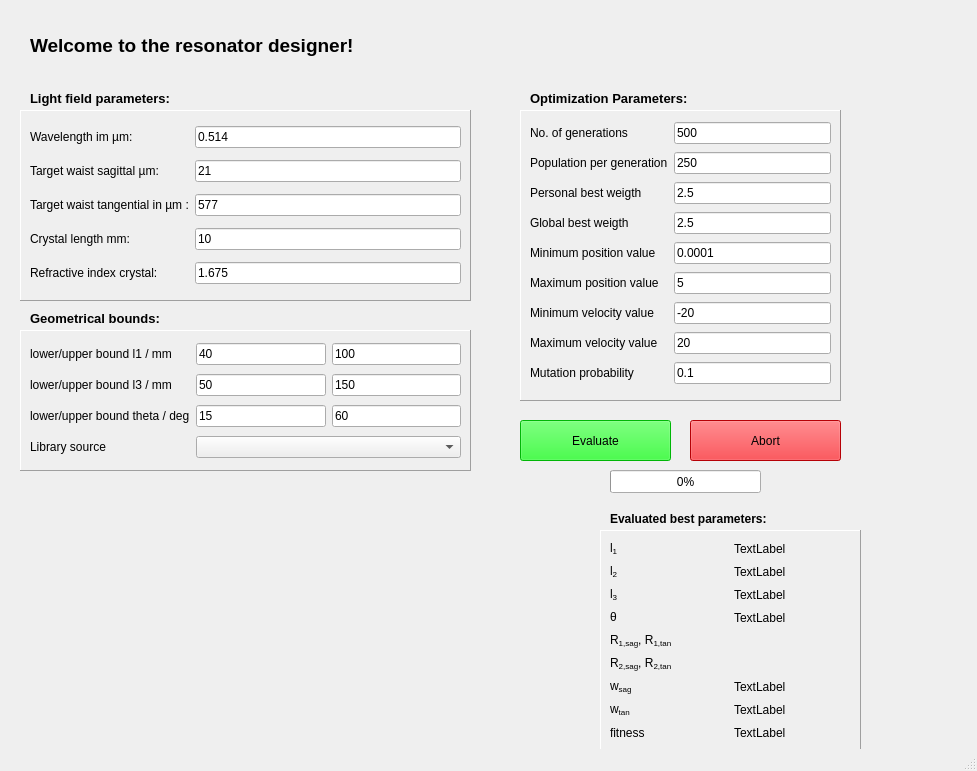
Before: the Qt Designer form assets/resonator_window.ui in NiceLaserGuy/GRay-CAD-2, drawn with Qt 5.
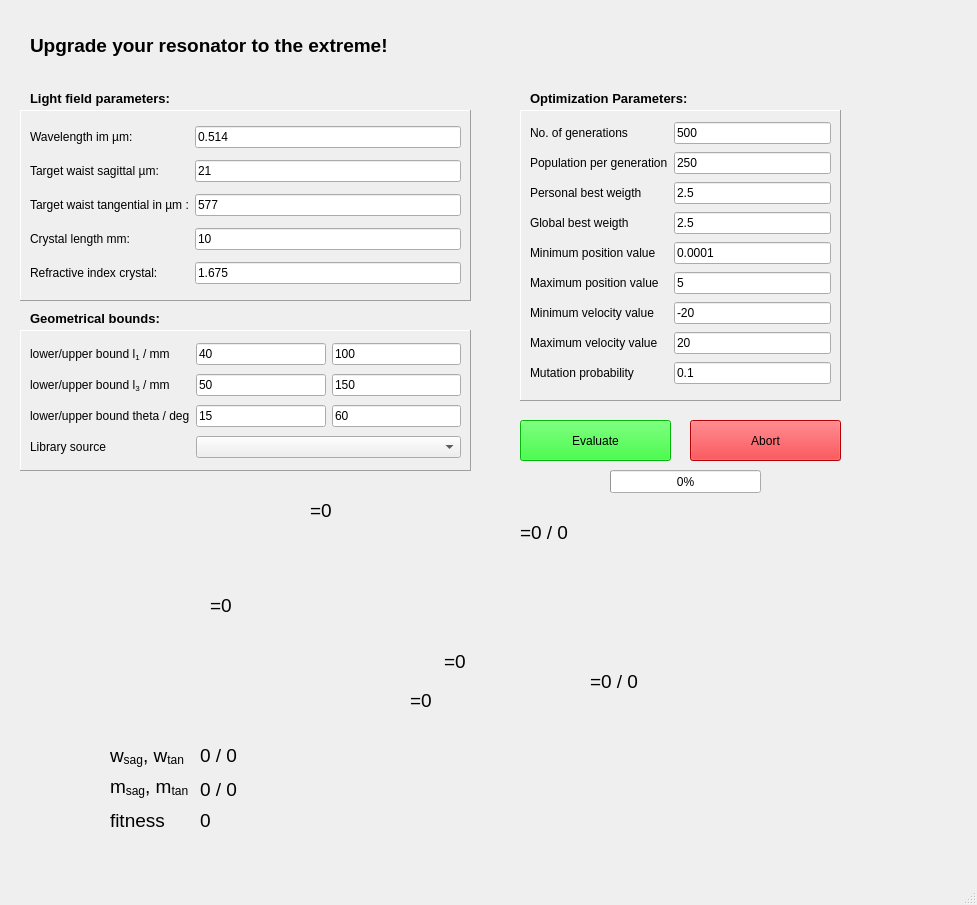
After: the same form once the commit is applied. Icons and pictures are not drawn.

Commit message: fixed the libraries, mirrors are working now, lenses are not (next commit)

Patch:
```diff
--- a/assets/resonator_window.ui
+++ b/assets/resonator_window.ui
@@ -7,7 +7,7 @@
     <x>0</x>
     <y>0</y>
     <width>977</width>
-    <height>771</height>
+    <height>905</height>
    </rect>
   </property>
   <property name="windowTitle">
@@ -28,7 +28,7 @@
      <rect>
       <x>30</x>
       <y>30</y>
-      <width>411</width>
+      <width>461</width>
       <height>31</height>
      </rect>
     </property>
@@ -44,7 +44,7 @@
      <string notr="true"/>
     </property>
     <property name="text">
-     <string>Welcome to the resonator designer!</string>
+     <string>Upgrade your resonator to the extreme!</string>
     </property>
     <property name="alignment">
      <set>Qt::AlignLeading|Qt::AlignLeft|Qt::AlignVCenter</set>
@@ -374,7 +374,7 @@
         <string notr="true"/>
        </property>
        <property name="text">
-        <string>lower/upper bound l1 / mm</string>
+        <string>lower/upper bound l&lt;sub&gt;1&lt;/sub&gt; / mm</string>
        </property>
       </widget>
      </item>
@@ -419,7 +419,7 @@
      <item row="2" column="0">
       <widget class="QLabel" name="label_16">
        <property name="text">
-        <string>lower/upper bound l3 / mm</string>
+        <string>lower/upper bound l&lt;sub&gt;3&lt;/sub&gt;  / mm</string>
        </property>
       </widget>
      </item>
@@ -549,153 +549,220 @@
      <bool>true</bool>
     </property>
    </widget>
-   <widget class="QFrame" name="gridFrame">
+   <widget class="QLabel" name="label_length1">
     <property name="geometry">
      <rect>
-      <x>600</x>
-      <y>530</y>
-      <width>261</width>
-      <height>221</height>
+      <x>410</x>
+      <y>680</y>
+      <width>71</width>
+      <height>41</height>
      </rect>
     </property>
-    <property name="frameShape">
-     <enum>QFrame::Panel</enum>
+    <property name="font">
+     <font>
+      <pointsize>14</pointsize>
+     </font>
     </property>
-    <property name="frameShadow">
-     <enum>QFrame::Raised</enum>
+    <property name="text">
+     <string>=0</string>
     </property>
-    <layout class="QGridLayout" name="gridLayout_2">
-     <item row="1" column="0">
-      <widget class="QLabel" name="label_27">
-       <property name="text">
-        <string>l&lt;sub&gt;2&lt;/sub&gt;</string>
-       </property>
-      </widget>
-     </item>
-     <item row="0" column="1">
-      <widget class="QLabel" name="label_30">
-       <property name="text">
-        <string>TextLabel</string>
-       </property>
-      </widget>
-     </item>
-     <item row="9" column="0">
-      <widget class="QLabel" name="label_33">
-       <property name="text">
-        <string>fitness</string>
-       </property>
-      </widget>
-     </item>
-     <item row="2" column="1">
-      <widget class="QLabel" name="label_35">
-       <property name="text">
-        <string>TextLabel</string>
-       </property>
-      </widget>
-     </item>
-     <item row="3" column="1">
-      <widget class="QLabel" name="label_37">
-       <property name="text">
-        <string>TextLabel</string>
-       </property>
-      </widget>
-     </item>
-     <item row="7" column="0">
-      <widget class="QLabel" name="label_31">
-       <property name="text">
-        <string>w&lt;sub&gt;sag&lt;/sub&gt;</string>
-       </property>
-      </widget>
-     </item>
-     <item row="8" column="1">
-      <widget class="QLabel" name="label_39">
-       <property name="text">
-        <string>TextLabel</string>
-       </property>
-      </widget>
-     </item>
-     <item row="1" column="1">
-      <widget class="QLabel" name="label_34">
-       <property name="text">
-        <string>TextLabel</string>
-       </property>
-      </widget>
-     </item>
-     <item row="5" column="0">
-      <widget class="QLabel" name="label_41">
-       <property name="text">
-        <string>R&lt;sub&gt;1,sag&lt;/sub&gt;, R&lt;sub&gt;1,tan&lt;/sub&gt;</string>
-       </property>
-      </widget>
-     </item>
-     <item row="3" column="0">
-      <widget class="QLabel" name="label_28">
-       <property name="text">
-        <string>&lt;html&gt;&amp;#952;&lt;/html&gt;</string>
-       </property>
-      </widget>
-     </item>
-     <item row="7" column="1">
-      <widget class="QLabel" name="label_38">
-       <property name="text">
-        <string>TextLabel</string>
-       </property>
-      </widget>
-     </item>
-     <item row="9" column="1">
-      <widget class="QLabel" name="label_40">
-       <property name="text">
-        <string>TextLabel</string>
-       </property>
-      </widget>
-     </item>
-     <item row="8" column="0">
-      <widget class="QLabel" name="label_32">
-       <property name="text">
-        <string>w&lt;sub&gt;tan&lt;/sub&gt;</string>
-       </property>
-      </widget>
-     </item>
-     <item row="0" column="0">
-      <widget class="QLabel" name="label_25">
-       <property name="text">
-        <string>l&lt;sub&gt;1&lt;/sub&gt;</string>
-       </property>
-      </widget>
-     </item>
-     <item row="2" column="0">
-      <widget class="QLabel" name="label_26">
-       <property name="text">
-        <string>l&lt;sub&gt;3&lt;/sub&gt;</string>
-       </property>
-      </widget>
-     </item>
-     <item row="6" column="0">
-      <widget class="QLabel" name="label_42">
-       <property name="text">
-        <string>R&lt;sub&gt;2,sag&lt;/sub&gt;, R&lt;sub&gt;2,tan&lt;/sub&gt;</string>
-       </property>
-      </widget>
-     </item>
-    </layout>
    </widget>
    <widget class="QLabel" name="label_6">
     <property name="geometry">
      <rect>
-      <x>610</x>
-      <y>510</y>
-      <width>201</width>
-      <height>17</height>
+      <x>210</x>
+      <y>590</y>
+      <width>165</width>
+      <height>31</height>
      </rect>
     </property>
     <property name="font">
      <font>
-      <weight>75</weight>
-      <bold>true</bold>
+      <pointsize>14</pointsize>
      </font>
     </property>
     <property name="text">
-     <string>Evaluated best parameters:</string>
+     <string>=0</string>
+    </property>
+   </widget>
+   <widget class="QLabel" name="label_theta">
+    <property name="geometry">
+     <rect>
+      <x>444</x>
+      <y>650</y>
+      <width>171</width>
+      <height>23</height>
+     </rect>
+    </property>
+    <property name="font">
+     <font>
+      <pointsize>14</pointsize>
+     </font>
+    </property>
+    <property name="text">
+     <string>=0</string>
+    </property>
+   </widget>
+   <widget class="QLabel" name="label_length3">
+    <property name="geometry">
+     <rect>
+      <x>310</x>
+      <y>500</y>
+      <width>165</width>
+      <height>21</height>
+     </rect>
+    </property>
+    <property name="font">
+     <font>
+      <pointsize>14</pointsize>
+     </font>
+    </property>
+    <property name="text">
+     <string>=0</string>
+    </property>
+   </widget>
+   <widget class="QLabel" name="label_mirror1">
+    <property name="geometry">
+     <rect>
+      <x>520</x>
+      <y>520</y>
+      <width>211</width>
+      <height>24</height>
+     </rect>
+    </property>
+    <property name="font">
+     <font>
+      <pointsize>14</pointsize>
+     </font>
+    </property>
+    <property name="text">
+     <string>=0 / 0</string>
+    </property>
+   </widget>
+   <widget class="QLabel" name="label_mirror2">
+    <property name="geometry">
+     <rect>
+      <x>590</x>
+      <y>670</y>
+      <width>191</width>
+      <height>23</height>
+     </rect>
+    </property>
+    <property name="font">
+     <font>
+      <pointsize>14</pointsize>
+     </font>
+    </property>
+    <property name="text">
+     <string>=0 / 0</string>
+    </property>
+   </widget>
+   <widget class="QLabel" name="label_31">
+    <property name="geometry">
+     <rect>
+      <x>110</x>
+      <y>740</y>
+      <width>81</width>
+      <height>31</height>
+     </rect>
+    </property>
+    <property name="font">
+     <font>
+      <pointsize>14</pointsize>
+     </font>
+    </property>
+    <property name="text">
+     <string>&lt;html&gt;&lt;head/&gt;&lt;body&gt;&lt;p&gt;w&lt;span style=&quot; vertical-align:sub;&quot;&gt;sag&lt;/span&gt;, w&lt;span style=&quot; vertical-align:sub;&quot;&gt;tan&lt;/span&gt;&lt;/p&gt;&lt;/body&gt;&lt;/html&gt;</string>
+    </property>
+   </widget>
+   <widget class="QLabel" name="label_waist">
+    <property name="geometry">
+     <rect>
+      <x>200</x>
+      <y>745</y>
+      <width>221</width>
+      <height>20</height>
+     </rect>
+    </property>
+    <property name="font">
+     <font>
+      <pointsize>14</pointsize>
+     </font>
+    </property>
+    <property name="text">
+     <string>0 / 0</string>
+    </property>
+   </widget>
+   <widget class="QLabel" name="label_43">
+    <property name="geometry">
+     <rect>
+      <x>110</x>
+      <y>771</y>
+      <width>81</width>
+      <height>31</height>
+     </rect>
+    </property>
+    <property name="font">
+     <font>
+      <pointsize>14</pointsize>
+     </font>
+    </property>
+    <property name="text">
+     <string>m&lt;sub&gt;sag&lt;/sub&gt;, m&lt;sub&gt;tan&lt;/sub&gt;</string>
+    </property>
+   </widget>
+   <widget class="QLabel" name="label_stability">
+    <property name="geometry">
+     <rect>
+      <x>200</x>
+      <y>779</y>
+      <width>221</width>
+      <height>21</height>
+     </rect>
+    </property>
+    <property name="font">
+     <font>
+      <pointsize>14</pointsize>
+     </font>
+    </property>
+    <property name="text">
+     <string>0 / 0</string>
+    </property>
+   </widget>
+   <widget class="QLabel" name="label_33">
+    <property name="geometry">
+     <rect>
+      <x>110</x>
+      <y>810</y>
+      <width>71</width>
+      <height>20</height>
+     </rect>
+    </property>
+    <property name="font">
+     <font>
+      <pointsize>14</pointsize>
+     </font>
+    </property>
+    <property name="text">
+     <string>fitness</string>
+    </property>
+   </widget>
+   <widget class="QLabel" name="label_fitness">
+    <property name="geometry">
+     <rect>
+      <x>200</x>
+      <y>810</y>
+      <width>221</width>
+      <height>20</height>
+     </rect>
+    </property>
+    <property name="font">
+     <font>
+      <pointsize>14</pointsize>
+     </font>
+    </property>
+    <property name="text">
+     <string>0</string>
     </property>
    </widget>
   </widget>
```
Left out of the diff: 6 changed lines with no effect on the pictures. The commit also changes 12 other files.
